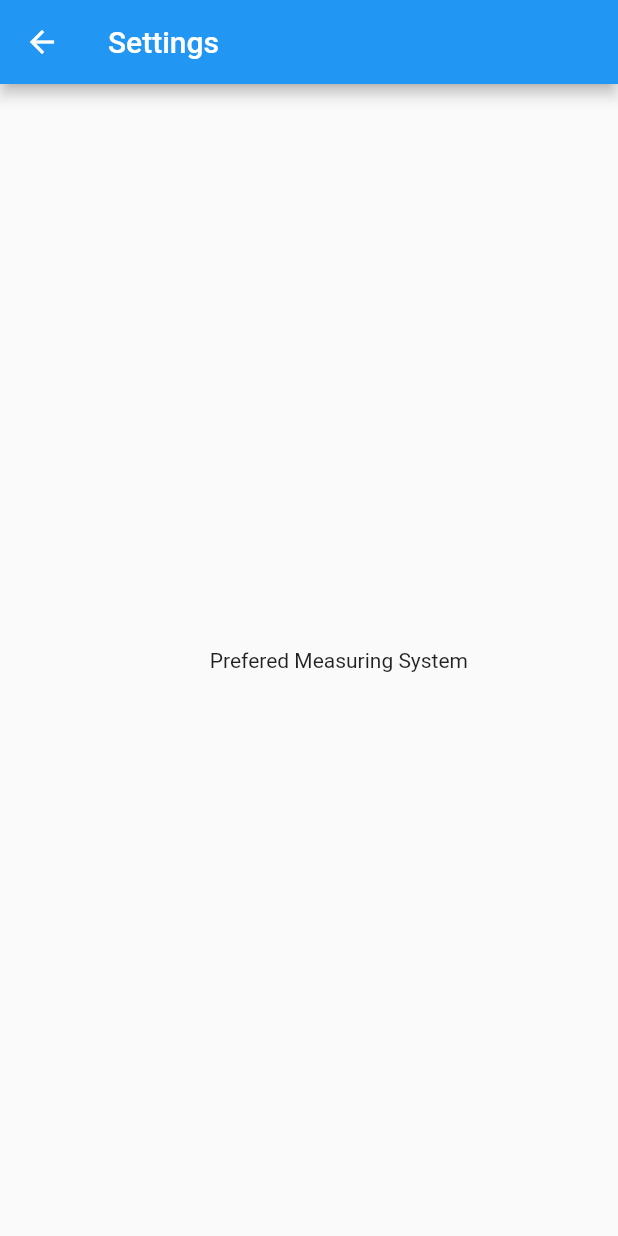
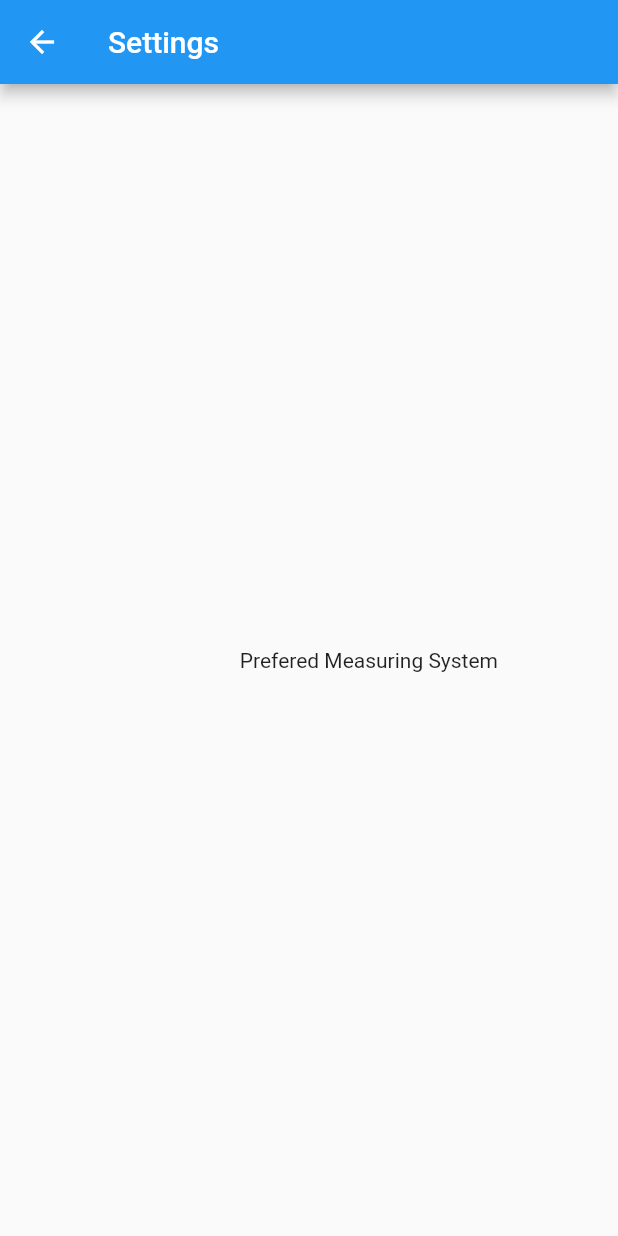
Before and after one commit to HassanYahfoufi/The-Nutrition-App, a Flutter app: the screen it shows after launch, after a tap on the "settings" icon, on a phone screen of 412 x 824 dp. Run offline on Flutter 3.47's test engine with Material 2 defaults, Android fonts, the phone set to English and light mode, and no system bars.

Commit message:
Fixed bugs with phone emulators

```diff
--- a/nutrition_app/lib/custom_widgets.dart
+++ b/nutrition_app/lib/custom_widgets.dart
@@ -78,12 +78,12 @@ class bottomNavigationBar extends StatelessWidget {
           ),
           BottomNavigationBarItem(
             icon: Icon(Icons.receipt),
-            label: 'Add New Recipie',
+            label: 'Add New \n Recipie',
             backgroundColor: Colors.green,
           ),
           BottomNavigationBarItem(
             icon: Icon(Icons.breakfast_dining),
-            label: 'Add Consumed Food',
+            label: 'Add Consumed \n        Food',
             backgroundColor: Colors.red,
           ),
           BottomNavigationBarItem(
--- a/nutrition_app/lib/settings_page.dart
+++ b/nutrition_app/lib/settings_page.dart
@@ -21,7 +21,7 @@ class _SettingsPageState extends State<SettingsPage> {
           child: Container(),
         ),
         const Padding(
-          padding:  EdgeInsets.all(100.0),
+          padding:  EdgeInsets.all(80.0),
           child: Text(" Prefered Measuring System"),
 
         ),
```
